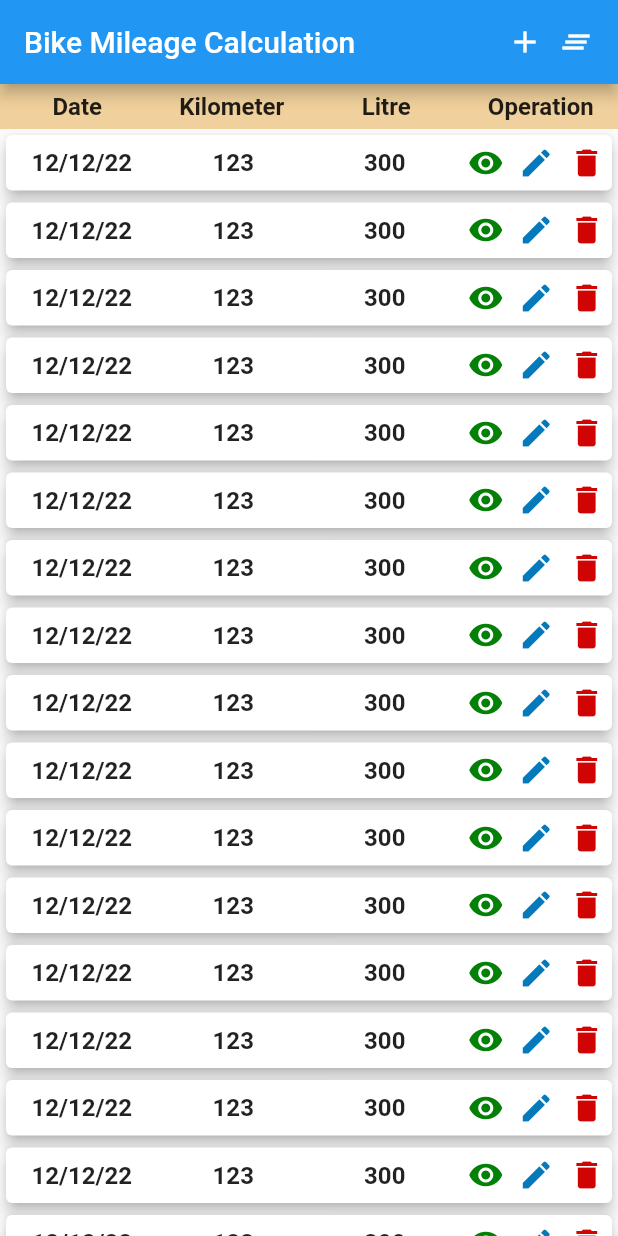
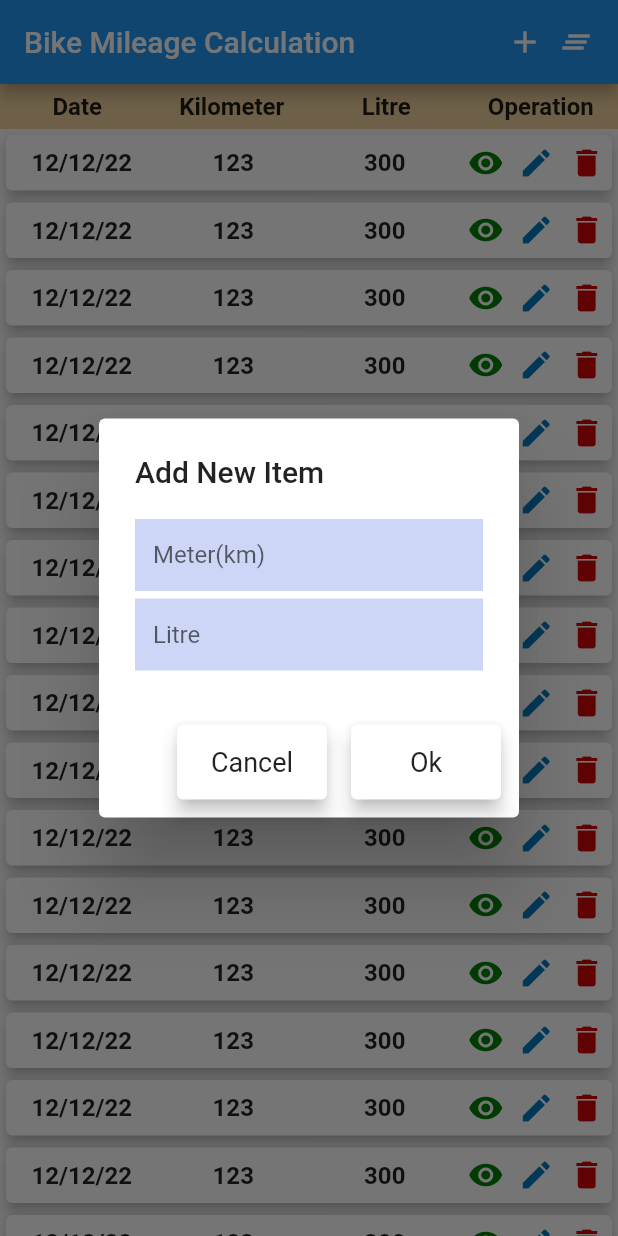
Before and after one commit to shimulxx/faruq_vai_bike_oil_calculation, a Flutter app: the screen it shows after launch, after a tap on the "add" icon, on a phone screen of 412 x 824 dp. Run offline on Flutter 3.47's test engine with Material 2 defaults, Android fonts, the phone set to English and light mode, and no system bars.

Commit message:
Second commit

```diff
--- /dev/null
+++ b/lib/app_alert_dialog/add_edit/app_alert_dialog.dart
@@ -0,0 +1,50 @@
+import 'package:flutter/material.dart';
+import 'inner_items/dialog_button.dart';
+import 'inner_items/dialog_input_widget.dart';
+
+Future<dynamic> addEditAlertDialog({
+  required BuildContext context,
+  required bool isAddOperation,
+  required String initialMeterValue,
+  required String initialLitreValue
+}){
+
+  final title = isAddOperation ? 'Add New Item' : 'Edit New Item';
+
+  return showDialog(
+      context: context,
+      builder: (c){
+        var meterValue = initialMeterValue;
+        var litreValue = initialLitreValue;
+        return AlertDialog(
+          title: Text(title),
+          content: Column(
+            mainAxisSize: MainAxisSize.min,
+            children: [
+              DialogInputWidget(
+                hintText: 'Meter(km)',
+                initialValue: meterValue,
+                onTextChange: (value) => meterValue = value,
+              ),
+              const SizedBox(height: 5,),
+              DialogInputWidget(
+                hintText: 'Litre',
+                initialValue: litreValue,
+                onTextChange: (value) => litreValue = value,
+              ),
+            ],
+          ),
+          actions: [
+            DialogButton(
+              title: 'Cancel',
+              onTap: () => Navigator.pop(context),
+            ),
+            DialogButton(
+              title: 'Ok',
+              onTap: () => Navigator.pop(context, {'add' : isAddOperation, 'meter' : meterValue, 'litre' : litreValue})
+            )
+          ],
+        );
+      }
+  );
+}
--- /dev/null
+++ b/lib/app_alert_dialog/add_edit/inner_items/dialog_button.dart
@@ -0,0 +1,30 @@
+import 'package:flutter/material.dart';
+
+class DialogButton extends StatelessWidget {
+  const DialogButton({
+    Key? key,
+    required this.title,
+    required this.onTap,
+  }) : super(key: key);
+
+  final String title;
+  final Function() onTap;
+
+  @override
+  Widget build(BuildContext context) {
+    return GestureDetector(
+      onTap: onTap,
+      child: AbsorbPointer(
+        child: Card(
+          elevation: 5,
+          child: Container(
+            height: 50,
+            width: 100,
+            alignment: Alignment.center,
+            child: Text(title, style: const TextStyle(fontSize: 18,), textAlign: TextAlign.center,),
+          ),
+        ),
+      ),
+    );
+  }
+}
--- /dev/null
+++ b/lib/app_alert_dialog/add_edit/inner_items/dialog_input_widget.dart
@@ -0,0 +1,28 @@
+import 'package:flutter/material.dart';
+
+class DialogInputWidget extends StatelessWidget {
+
+  const DialogInputWidget({
+    Key? key,
+    required this.hintText,
+    required this.onTextChange,
+    required this.initialValue,
+  }) : super(key: key);
+
+  final String hintText, initialValue;
+  final Function(String) onTextChange;
+
+  @override
+  Widget build(BuildContext context) {
+    return TextFormField(
+      initialValue: initialValue,
+      onChanged: onTextChange,
+      decoration: InputDecoration(
+        hintText: hintText,
+        filled: true,
+        fillColor: const Color(0xFFCDD6F6),
+        border: InputBorder.none,
+      ),
+    );
+  }
+}
--- /dev/null
+++ b/lib/app_alert_dialog/for_delete/for_delete_dialog.dart
@@ -0,0 +1,26 @@
+import 'package:flutter/material.dart';
+
+import '../add_edit/inner_items/dialog_button.dart';
+
+Future<dynamic> deleteAlertDialog({required BuildContext context, int? id}){
+  final title = id == null ? 'Delete all' : 'Delete current';
+  return showDialog(
+      context: context,
+      builder: (c){
+        return AlertDialog(
+          title: Text(title),
+          content: const Text('Are you sure you want to perform delete operation ?'),
+          actions: [
+            DialogButton(
+              title: 'Cancel',
+              onTap: () => Navigator.pop(context, false),
+            ),
+            DialogButton(
+                title: 'Ok',
+                onTap: () => Navigator.pop(context, true)
+            )
+          ],
+        );
+      }
+  );
+}
--- /dev/null
+++ b/lib/app_home_screen/home_screen.dart
@@ -0,0 +1,37 @@
+import 'package:faruq_vai_bike/app_alert_dialog/for_delete/for_delete_dialog.dart';
+import 'package:flutter/material.dart';
+import '../app_alert_dialog/add_edit/app_alert_dialog.dart';
+import 'inner_widgets/bike_app_bar.dart';
+import 'inner_widgets/heading_widget/heading_widget.dart';
+import 'inner_widgets/main_body_widget/main_body_widget.dart';
+
+class HomeScreen extends StatelessWidget {
+  const HomeScreen({Key? key}) : super(key: key);
+
+  @override
+  Widget build(BuildContext context) {
+    return Scaffold(
+      appBar: BikeAppBar(
+        onPressAdd: () async{
+          final mp = await addEditAlertDialog(
+            context: context,
+            isAddOperation: true,
+            initialLitreValue: '',
+            initialMeterValue: ''
+          );
+          debugPrint(mp.toString());
+        },
+        onPressClear: () async{
+          final value = await deleteAlertDialog(context: context);
+          debugPrint(value.toString());
+        },
+      ),
+      body: Column(
+        children: const [
+          HeadingWidget(),
+          MainBodyWidget(),
+        ],
+      ),
+    );
+  }
+}
--- a/lib/heading_widget.dart
+++ b/lib/app_home_screen/inner_widgets/heading_widget/heading_widget.dart
@@ -1,4 +1,5 @@
 import 'package:flutter/material.dart';
+import 'inner_widget/heading_inner.dart';
 
 class HeadingWidget extends StatelessWidget {
   const HeadingWidget({
@@ -21,18 +22,3 @@ class HeadingWidget extends StatelessWidget {
     );
   }
 }
-
-class HeadingNameInnerWidget extends StatelessWidget {
-  const HeadingNameInnerWidget({
-    Key? key,
-    required this.title
-  }) : super(key: key);
-
-  final headingTextStyle = const TextStyle(fontSize: 16, fontWeight: FontWeight.bold);
-  final String title;
-
-  @override
-  Widget build(BuildContext context) {
-    return Expanded(child: Text(title, style: headingTextStyle, textAlign: TextAlign.center,));
-  }
-}
--- /dev/null
+++ b/lib/app_home_screen/inner_widgets/heading_widget/inner_widget/heading_inner.dart
@@ -0,0 +1,16 @@
+import 'package:flutter/material.dart';
+
+class HeadingNameInnerWidget extends StatelessWidget {
+  const HeadingNameInnerWidget({
+    Key? key,
+    required this.title
+  }) : super(key: key);
+
+  final headingTextStyle = const TextStyle(fontSize: 16, fontWeight: FontWeight.bold);
+  final String title;
+
+  @override
+  Widget build(BuildContext context) {
+    return Expanded(child: Text(title, style: headingTextStyle, textAlign: TextAlign.center,));
+  }
+}
--- a/lib/list_inner_widgets.dart
+++ b/lib/app_home_screen/inner_widgets/main_body_widget/inner_widget/list_inner_widgets.dart
@@ -1,5 +1,5 @@
 import 'package:flutter/material.dart';
-import 'heading_widget.dart';
+import '../../heading_widget/inner_widget/heading_inner.dart';
 
 class ListInnerItem extends StatelessWidget {
   const ListInnerItem({
@@ -36,7 +36,6 @@ class ListInnerItem extends StatelessWidget {
 }
 
 class OperationWidget extends StatelessWidget {
-
   const OperationWidget({
     Key? key,
     required this.onPressEdit,
--- a/lib/main_body_widget.dart
+++ b/lib/app_home_screen/inner_widgets/main_body_widget/main_body_widget.dart
@@ -1,5 +1,5 @@
 import 'package:flutter/material.dart';
-import 'list_inner_widgets.dart';
+import 'inner_widget/list_inner_widgets.dart';
 
 class MainBodyWidget extends StatelessWidget {
   const MainBodyWidget({
--- a/lib/home_screen.dart
+++ /dev/null
@@ -1,28 +0,0 @@
-import 'package:flutter/material.dart';
-import 'bike_app_bar.dart';
-import 'heading_widget.dart';
-import 'main_body_widget.dart';
-
-class HomeScreen extends StatelessWidget {
-  const HomeScreen({Key? key}) : super(key: key);
-
-  @override
-  Widget build(BuildContext context) {
-    return Scaffold(
-        appBar: BikeAppBar(
-          onPressAdd: (){
-            print('add');
-          },
-          onPressClear: (){
-            print('clear');
-          },
-        ),
-        body: Column(
-          children: const[
-            HeadingWidget(),
-            MainBodyWidget()
-          ],
-        )
-    );
-  }
-}
--- a/lib/main.dart
+++ b/lib/main.dart
@@ -1,5 +1,6 @@
-import 'package:faruq_vai_bike/home_screen.dart';
 import 'package:flutter/material.dart';
+
+import 'app_home_screen/home_screen.dart';
 
 void main() {
   runApp(const MyApp());
```
Also changed, not shown: lib/app_home_screen/inner_widgets/bike_app_bar.dart (renamed from lib/bike_app_bar.dart).
